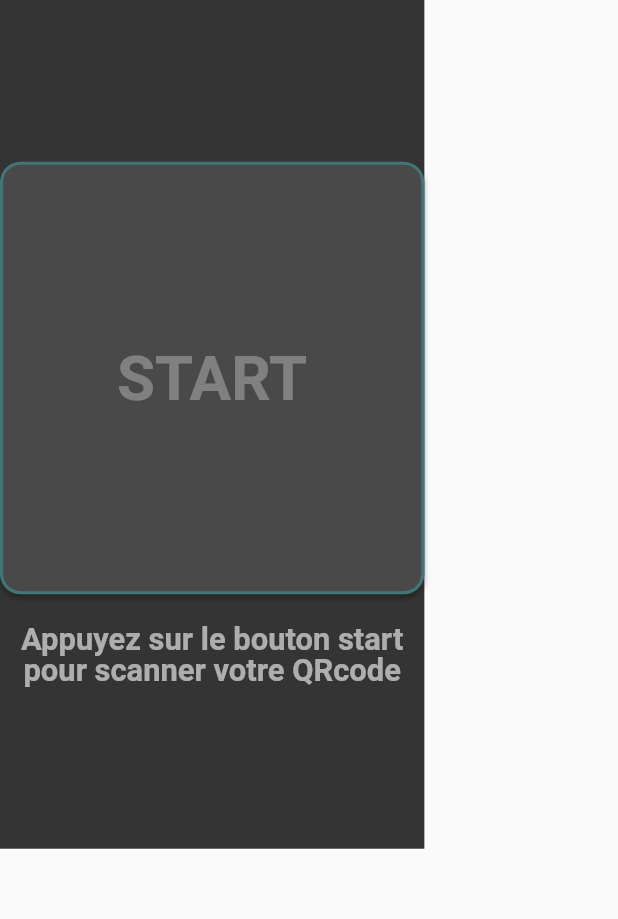
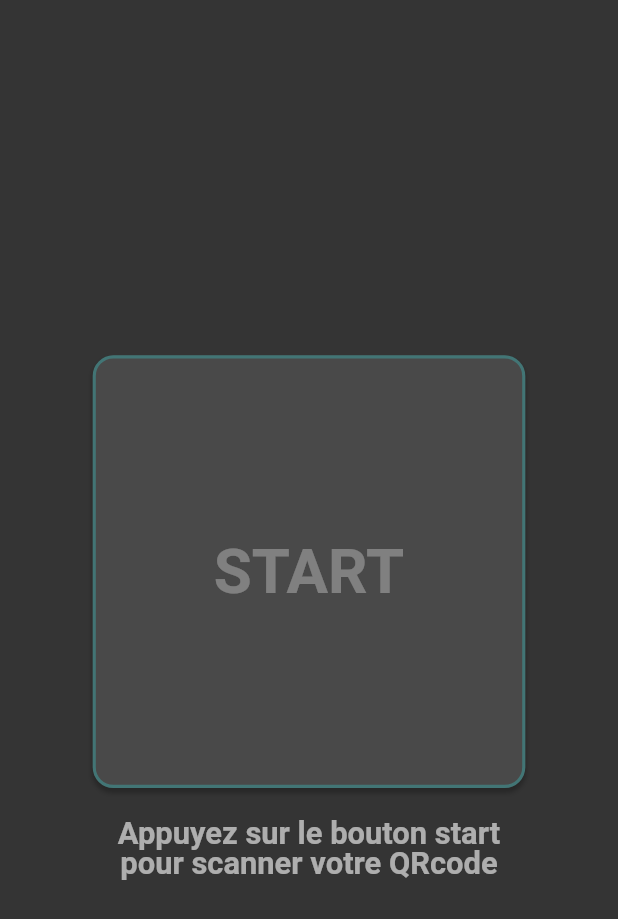
Before and after one commit to tohami/pleyo_tablet, a Flutter app: the screen it shows after launch, on a phone screen of 412 x 824 dp. Shown: the top 919 px of the screen. Run offline on Flutter 3.47's test engine with Material 2 defaults, Android fonts, the phone set to English and light mode, and no system bars; our stand-ins replace animated_flip_counter, countup, firebase_auth, firebase_core, flutter_svg, flutter_switch and 3 more; missing offline and left inert: qr_code_scanner; accounts and stored records are empty; Roboto replaces fonts that are missing (CoconPro, Parisine Plus Std Clair).

Commit message:
fix splash height

```diff
--- a/lib/pages/splash/presentation/views/splash_view.dart
+++ b/lib/pages/splash/presentation/views/splash_view.dart
@@ -13,22 +13,26 @@ class SplashView extends GetView<SplashController> {
 
   @override
   Widget build(BuildContext context) {
-    return Scaffold(
+    return SafeArea(
+      child: Scaffold(
         body: Container(
-        width: Get.width,
-        height: Get.height,
           color: const Color(ColorCode.primary),
           child: Column(
             mainAxisAlignment: MainAxisAlignment.center,
-          crossAxisAlignment: CrossAxisAlignment.center,
+            crossAxisAlignment: CrossAxisAlignment.stretch,
+            mainAxisSize: MainAxisSize.max,
+            children: [
+              Row(
+                mainAxisAlignment: MainAxisAlignment.center,
                 children: [
                   GestureDetector(
                     onTap: () => controller.onStartClicked(),
-              onTapDown: (details)=> controller.isButtonTapDown.value = true,
-              onTapCancel: ()=> controller.isButtonTapDown.value = false,
+                    onTapDown: (details) =>
+                        controller.isButtonTapDown.value = true,
+                    onTapCancel: () => controller.isButtonTapDown.value = false,
                     child: AnimatedBuilder(
                       animation: controller.buttonAnimation,
-                builder: (context , child) {
+                      builder: (context, child) {
                         return Container(
                           width: 420,
                           height: 420,
@@ -37,12 +41,15 @@ class SplashView extends GetView<SplashController> {
                             borderRadius: BorderRadius.circular(20.0),
                             border: Border.all(
                                 width: 3.0,
-                          color: const Color(ColorCode.accentLightColor).withOpacity(controller.buttonAnimation.value)),
+                                color: const Color(ColorCode.accentLightColor)
+                                    .withOpacity(
+                                        controller.buttonAnimation.value)),
                             boxShadow: [
                               BoxShadow(
                                 color: const Color(ColorCode.shadowBackground),
                                 offset: const Offset(0, 4),
-                          blurRadius: controller.isButtonTapDown.value ? 0 : 4,
+                                blurRadius:
+                                    controller.isButtonTapDown.value ? 0 : 4,
                               ),
                             ],
                           ),
@@ -59,6 +66,8 @@ class SplashView extends GetView<SplashController> {
                       ),
                     ),
                   ),
+                ],
+              ),
               const SizedBox(
                 height: 30,
               ),
@@ -73,6 +82,7 @@ class SplashView extends GetView<SplashController> {
             ],
           ),
         ),
+      ),
     );
   }
 }
```
Lines whose indentation alone changed are shown as unchanged.
